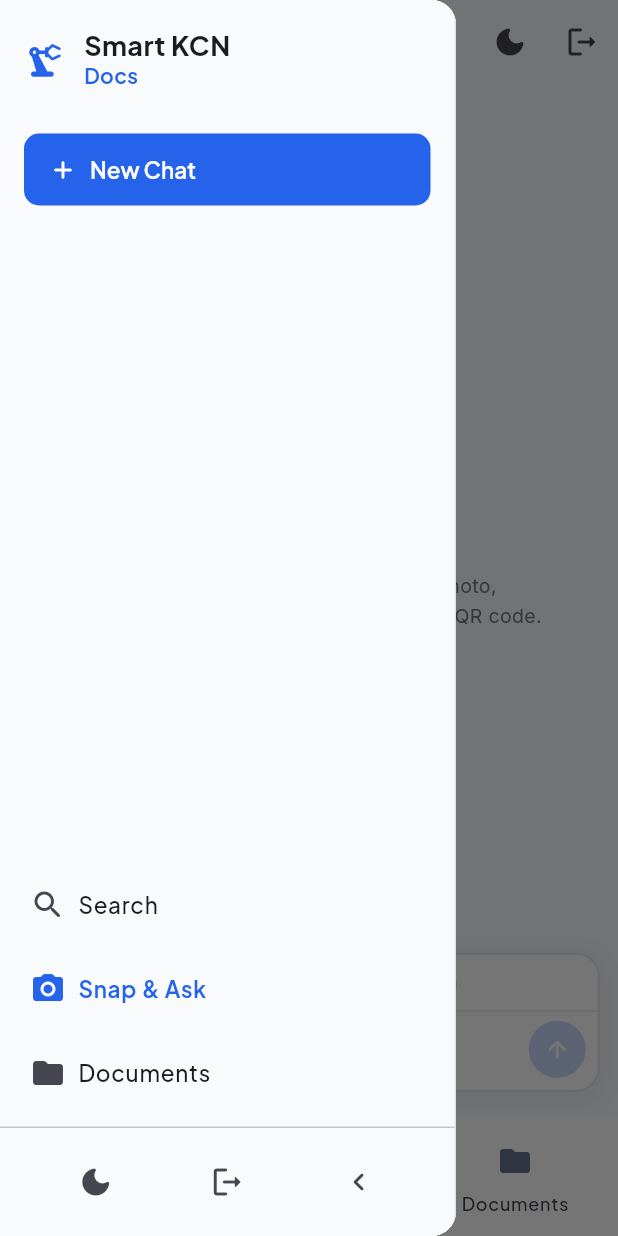
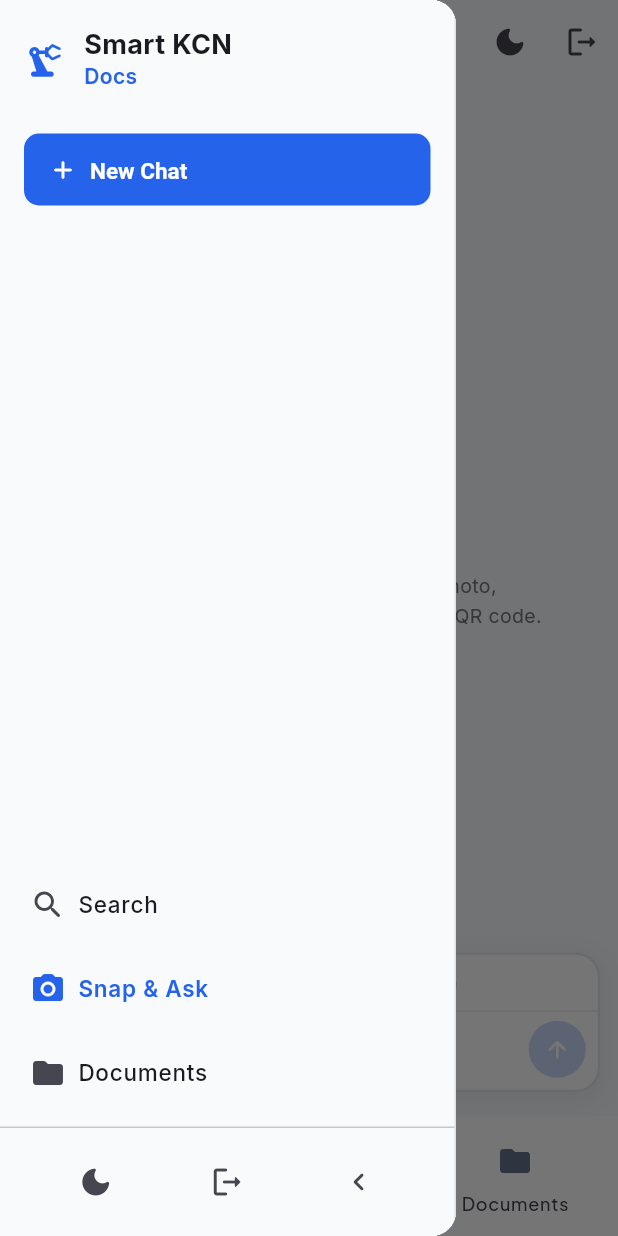
Before and after one commit to hacker-sama/dcid-web, a Flutter app: the SnapAskScreen screen opened by its route, with the side drawer open, on a phone screen of 412 x 824 dp. Run offline on Flutter 3.47's test engine with Material 3 defaults, Android fonts, the phone set to English and light mode, and no system bars; our stand-ins replace data_table_2, dio, file_picker, flutter_markdown, flutter_riverpod, flutter_secure_storage and 3 more; missing offline and left inert: dart:js_interop; accounts and stored records are empty; network calls fail; project files that could hold a hidden picture were left out.

Commit message:
Fix flutter

```diff
--- a/dcid-app/lib/features/shell/home_shell.dart
+++ b/dcid-app/lib/features/shell/home_shell.dart
@@ -92,7 +92,8 @@ class HomeShell extends ConsumerWidget {
       return Scaffold(
         body: Row(
           children: [
-            CollapsibleSidebar(
+            RepaintBoundary(
+              child: CollapsibleSidebar(
                 selectedIndex: navIndex,
                 onDestinationSelected: onSelect,
                 destinations: dests
@@ -101,8 +102,13 @@ class HomeShell extends ConsumerWidget {
                 themeToggleButton: themeToggleButton,
                 onLogout: logout,
               ),
+            ),
             const VerticalDivider(width: 1),
-            Expanded(child: navigationShell),
+            Expanded(
+              child: RepaintBoundary(
+                child: navigationShell,
+              ),
+            ),
           ],
         ),
       );
@@ -162,7 +168,9 @@ class HomeShell extends ConsumerWidget {
         ),
       ),
       body: SafeArea(
+        child: RepaintBoundary(
           child: navigationShell,
+        ),
       ),
       bottomNavigationBar: NavigationBar(
         selectedIndex: navIndex,
--- a/dcid-app/lib/features/shell/widgets/collapsible_sidebar.dart
+++ b/dcid-app/lib/features/shell/widgets/collapsible_sidebar.dart
@@ -1,6 +1,5 @@
 import 'package:flutter/material.dart';
 import 'package:flutter_riverpod/flutter_riverpod.dart';
-import 'package:google_fonts/google_fonts.dart';
 
 import '../../../core/responsive.dart';
 import '../../../state/auth_controller.dart';
@@ -96,16 +95,17 @@ class CollapsibleSidebar extends ConsumerWidget {
                         children: [
                           Text(
                             'Smart KCN',
-                            style: GoogleFonts.plusJakartaSans(
+                            style: TextStyle(
                               fontWeight: FontWeight.w700,
                               fontSize: 18,
                               height: 1.1,
+                              color: colorScheme.onSurface,
                             ),
                             overflow: TextOverflow.ellipsis,
                           ),
                           Text(
                             'Docs',
-                            style: GoogleFonts.plusJakartaSans(
+                            style: TextStyle(
                               fontWeight: FontWeight.w600,
                               fontSize: 14,
                               color: colorScheme.primary,
@@ -134,7 +134,7 @@ class CollapsibleSidebar extends ConsumerWidget {
                   }
                 },
                 icon: const Icon(Icons.add_rounded, size: 20),
-                label: Text('New Chat', style: GoogleFonts.plusJakartaSans(fontWeight: FontWeight.w600)),
+                label: const Text('New Chat', style: TextStyle(fontWeight: FontWeight.w600)),
                 style: FilledButton.styleFrom(
                   alignment: Alignment.centerLeft,
                   padding: const EdgeInsets.symmetric(horizontal: 16, vertical: 12),
@@ -159,7 +159,7 @@ class CollapsibleSidebar extends ConsumerWidget {
               padding: const EdgeInsets.fromLTRB(16, 24, 16, 8),
               child: Text(
                 'Recents',
-                style: GoogleFonts.plusJakartaSans(
+                style: TextStyle(
                   fontSize: 12,
                   fontWeight: FontWeight.bold,
                   color: colorScheme.onSurface.withValues(alpha: 0.5),
@@ -173,14 +173,15 @@ class CollapsibleSidebar extends ConsumerWidget {
                 itemBuilder: (context, index) {
                   final session = sessions[index];
                   final isActive = session.id == activeSessionId;
-                  return ListTile(
+                  return RepaintBoundary(
+                    child: ListTile(
                       contentPadding: const EdgeInsets.symmetric(horizontal: 16),
                       dense: true,
                       title: Text(
                         session.title,
                         maxLines: 1,
                         overflow: TextOverflow.ellipsis,
-                      style: GoogleFonts.plusJakartaSans(
+                        style: TextStyle(
                           fontSize: 13,
                           fontWeight: isActive ? FontWeight.w600 : FontWeight.w500,
                           color: isActive ? colorScheme.primary : colorScheme.onSurface,
@@ -194,6 +195,7 @@ class CollapsibleSidebar extends ConsumerWidget {
                           onDestinationSelected(0);
                         }
                       },
+                    ),
                   );
                 },
               ),
@@ -228,7 +230,7 @@ class CollapsibleSidebar extends ConsumerWidget {
                   ),
                   title: Text(
                     dest.label,
-                    style: GoogleFonts.plusJakartaSans(
+                    style: TextStyle(
                       color: isSelected ? colorScheme.primary : colorScheme.onSurface,
                       fontWeight: isSelected ? FontWeight.w600 : FontWeight.w500,
                     ),
@@ -259,7 +261,7 @@ class CollapsibleSidebar extends ConsumerWidget {
                         Chip(
                           label: Text(
                             role.label,
-                            style: GoogleFonts.plusJakartaSans(fontSize: 11, fontWeight: FontWeight.w600),
+                            style: const TextStyle(fontSize: 11, fontWeight: FontWeight.w600),
                           ),
                           visualDensity: VisualDensity.compact,
                         ),
--- a/dcid-app/lib/features/snap_ask/snap_ask_screen.dart
+++ b/dcid-app/lib/features/snap_ask/snap_ask_screen.dart
@@ -346,7 +346,8 @@ class _SnapAskScreenState extends ConsumerState<SnapAskScreen> {
                 ),
               ] else ...[
                 const SizedBox(height: 10),
-                SnapImagePickerBar(
+                RepaintBoundary(
+                  child: SnapImagePickerBar(
                     snaps: snaps,
                     selectedIndex: selectedIndex,
                     scrollController: _thumbnailScrollController,
@@ -356,12 +357,14 @@ class _SnapAskScreenState extends ConsumerState<SnapAskScreen> {
                     onPreview: (i) => _openPreview(snaps[i], latestBoxes),
                     scheme: scheme,
                   ),
+                ),
                 const Divider(height: 1),
                 Expanded(
                   child: _buildChatArea(snap, scheme),
                 ),
               ],
-              SnapInputFooter(
+              RepaintBoundary(
+                child: SnapInputFooter(
                   snap: snap,
                   isAsking: _isAsking,
                   picking: _picking,
@@ -373,6 +376,7 @@ class _SnapAskScreenState extends ConsumerState<SnapAskScreen> {
                   onClearMachineCode: _clearMachineCode,
                   onOpenImageSourcePicker: _openImageSourcePicker,
                   onAskQuestion: _askQuestion,
+                ),
               ),
             ],
           ),
```
Also changed, not shown: dcid-app/lib/core/theme.dart (+16 -5 lines), dcid-app/lib/features/documents/documents_screen.dart (+6 -5 lines), dcid-app/lib/features/search/search_screen.dart (+6 -2 lines), dcid-app/lib/features/search/widgets/search_empty_state.dart (+22 -18 lines), 1 other file. Lines whose indentation alone changed are shown as unchanged.
